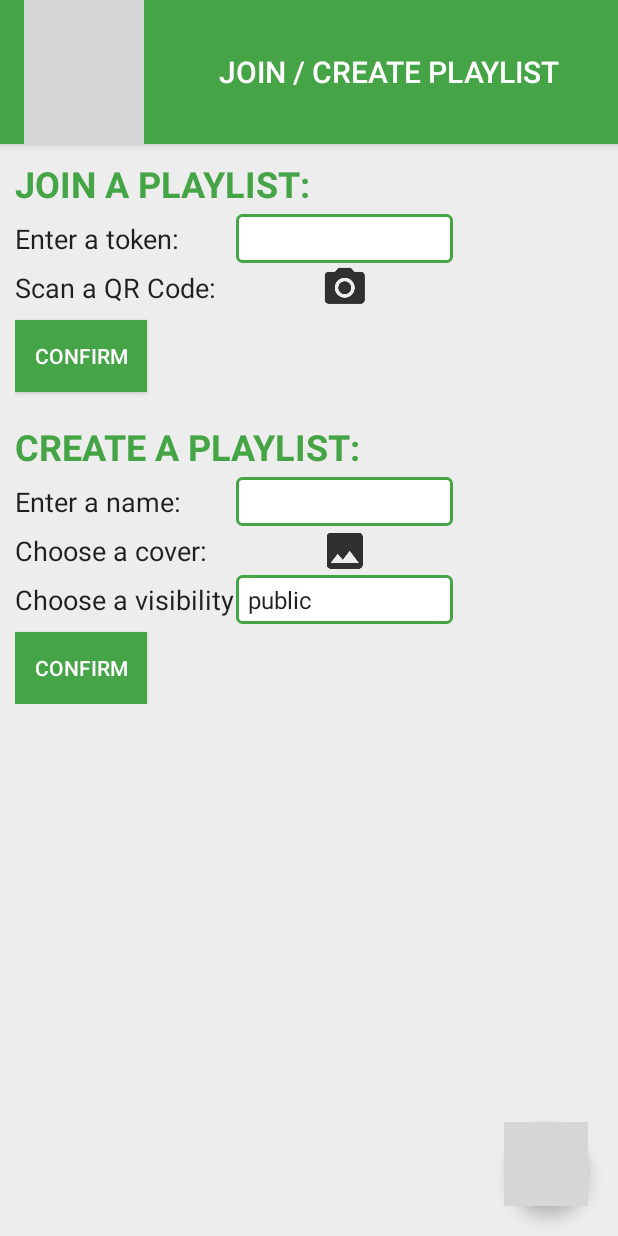
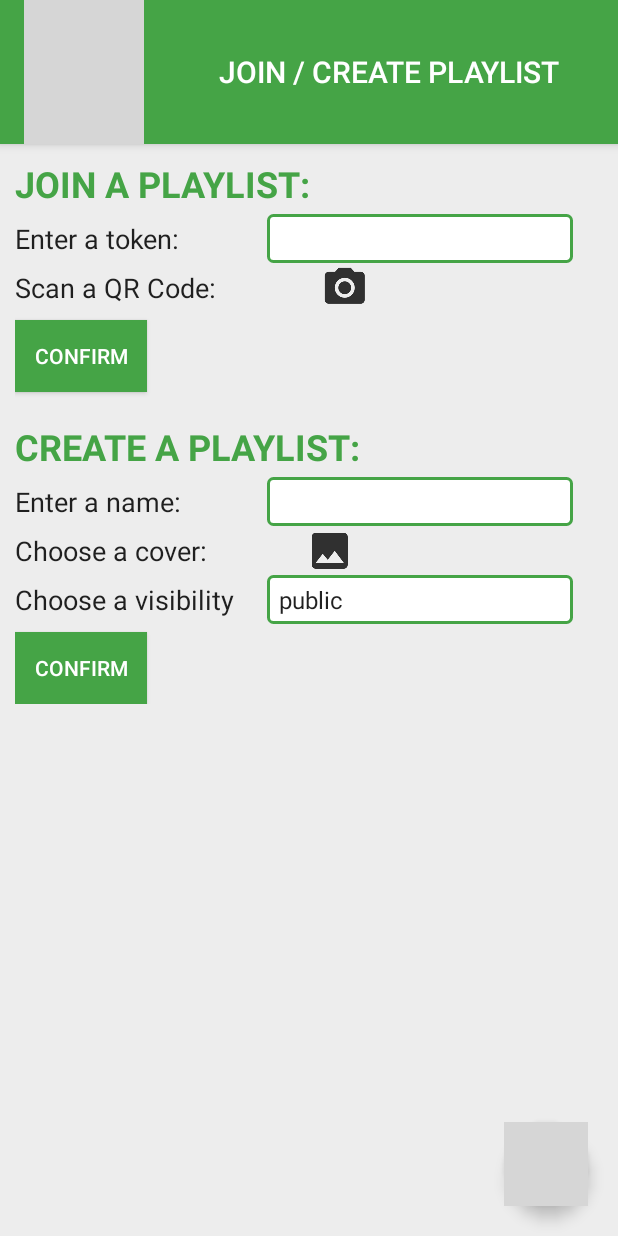
Before and after one commit to juliomoreau/AudioJam, an Android app: the AddJoinPlaylistActivity screen opened directly, with no data from a screen before it, on a phone screen of 412 x 824 dp. Run offline under Robolectric (Android 15) with nearby library versions, the phone set to English and light mode, and no system bars; our stand-ins replace Firebase (no records; nobody signed in at launch, a user with empty details on screens opened directly); 1 statement that could not run was skipped; grey boxes are pictures that could not be loaded.

Commit message:
database and storage manipulation restarted on layouts and graphical design TODOs left

```diff
--- a/app/src/main/java/com/example/jules/audiojam/MainActivity.java
+++ b/app/src/main/java/com/example/jules/audiojam/MainActivity.java
@@ -116,8 +116,7 @@ public class MainActivity extends AppCompatActivity {
         arraylist_live.add("Swaggy 2");
 
         ArrayAdapter<String> aAdapter = new ArrayAdapter<String>(
-                this, android.R.layout.simple_list_item_1, arraylist_live
-        );
+                this, android.R.layout.simple_list_item_1, arraylist_live);
 
         //Setting ListViews and Buttons
         cominglist = (ListView) findViewById(R.id.listComing);
--- a/app/src/main/res/layout/activity_about.xml
+++ b/app/src/main/res/layout/activity_about.xml
@@ -61,7 +61,8 @@
             android:layout_width="match_parent"
             android:layout_height="match_parent"
             android:id="@+id/playlist_mainview"
-            android:orientation="vertical">
+            android:orientation="vertical"
+            android:layout_margin="10dp">
 
             <TextView
                 android:text="@string/aboutapptitle"
@@ -83,7 +84,8 @@
                 android:layout_width="wrap_content"
                 android:layout_height="wrap_content"
                 android:id="@+id/textView4"
-                android:textAppearance="@style/TextAppearance.AppCompat.Headline" />
+                android:textAppearance="@style/TextAppearance.AppCompat.Headline"
+                android:layout_marginTop="10dp" />
 
             <TextView
                 android:text="@string/aboutauthor"
--- a/app/src/main/res/layout/activity_add_join_playlist.xml
+++ b/app/src/main/res/layout/activity_add_join_playlist.xml
@@ -94,7 +94,7 @@
                 <TextView
                     android:layout_width="match_parent"
                     android:layout_height="wrap_content"
-                    android:layout_weight="5"
+                    android:layout_weight="4"
                     android:id="@+id/txtViewtoken"
                     android:text="@string/token"
                     android:textAppearance="@style/TextAppearance.AppCompat"
@@ -108,7 +108,7 @@
                     android:inputType="textNoSuggestions"
                     android:id="@+id/inputtoken"
                     android:background="@drawable/editextshape"
-                    android:layout_marginRight="100dp" />
+                    android:layout_marginRight="20dp" />
 
             </LinearLayout>
 
@@ -126,7 +126,7 @@
                     android:textSize="18sp"
                     android:layout_marginTop="4dp"
                     android:layout_marginBottom="4dp"
-                    android:layout_weight="5" />
+                    android:layout_weight="4" />
 
                 <ImageButton
                     android:layout_width="match_parent"
@@ -135,7 +135,7 @@
                     android:layout_weight="3"
                     app:srcCompat="@drawable/opencamera"
                     android:background="@color/backgroundGREY_main"
-                    android:paddingRight="100dp" />
+                    android:paddingRight="120dp" />
             </LinearLayout>
 
             <Button
@@ -173,7 +173,7 @@
                     android:textSize="18sp"
                     android:layout_marginBottom="4dp"
                     android:layout_marginTop="4dp"
-                    android:layout_weight="5" />
+                    android:layout_weight="4" />
                 <EditText
                     android:layout_width="match_parent"
                     android:layout_height="match_parent"
@@ -181,14 +181,14 @@
                     android:id="@+id/inputName"
                     android:inputType="text"
                     android:layout_weight="3"
-                    android:layout_marginRight="100dp" />
+                    android:layout_marginRight="20dp" />
             </LinearLayout>
 
             <LinearLayout
                 android:layout_width="match_parent"
                 android:layout_height="wrap_content"
                 android:orientation="horizontal"
-                android:layout_weight="3">
+                android:layout_weight="4">
 
                 <TextView
                     android:layout_width="match_parent"
@@ -208,7 +208,7 @@
                     android:layout_weight="3"
                     app:srcCompat="@drawable/choosecover"
                     android:background="@color/backgroundGREY_main"
-                    android:paddingRight="100dp" />
+                    android:paddingRight="120dp" />
             </LinearLayout>
 
             <LinearLayout
@@ -225,7 +225,7 @@
                     android:textSize="18sp"
                     android:layout_marginBottom="4dp"
                     android:layout_marginTop="4dp"
-                    android:layout_weight="5" />
+                    android:layout_weight="4" />
 
                 <android.support.v7.widget.AppCompatSpinner
                     android:layout_width="match_parent"
@@ -233,7 +233,7 @@
                     android:id="@+id/spinnerVisibility"
                     android:background="@drawable/editextshape"
                     android:layout_weight="3"
-                    android:layout_marginRight="100dp" />
+                    android:layout_marginRight="20dp" />
             </LinearLayout>
 
             <Button
```
Also changed, not shown: app/src/main/java/com/example/jules/audiojam/AddJoinPlaylistActivity.java (+6 -6 lines), app/src/main/res/layout/optionslayout.xml (+116 -2 lines), app/src/main/res/values/strings.xml (+4 -4 lines).
